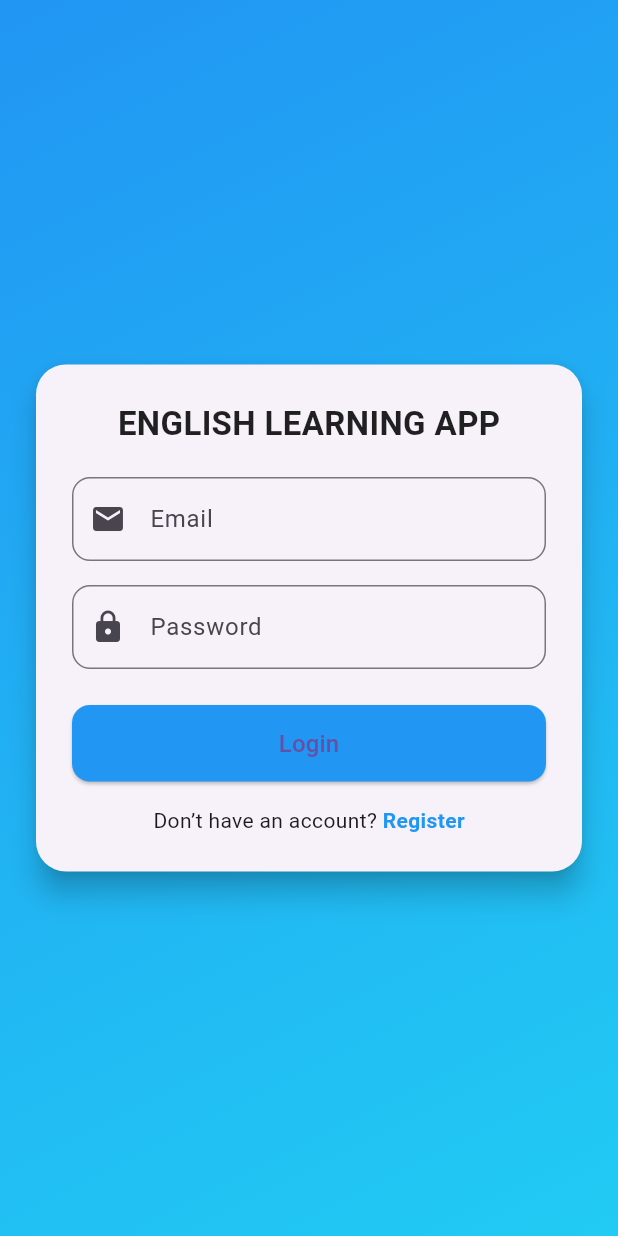
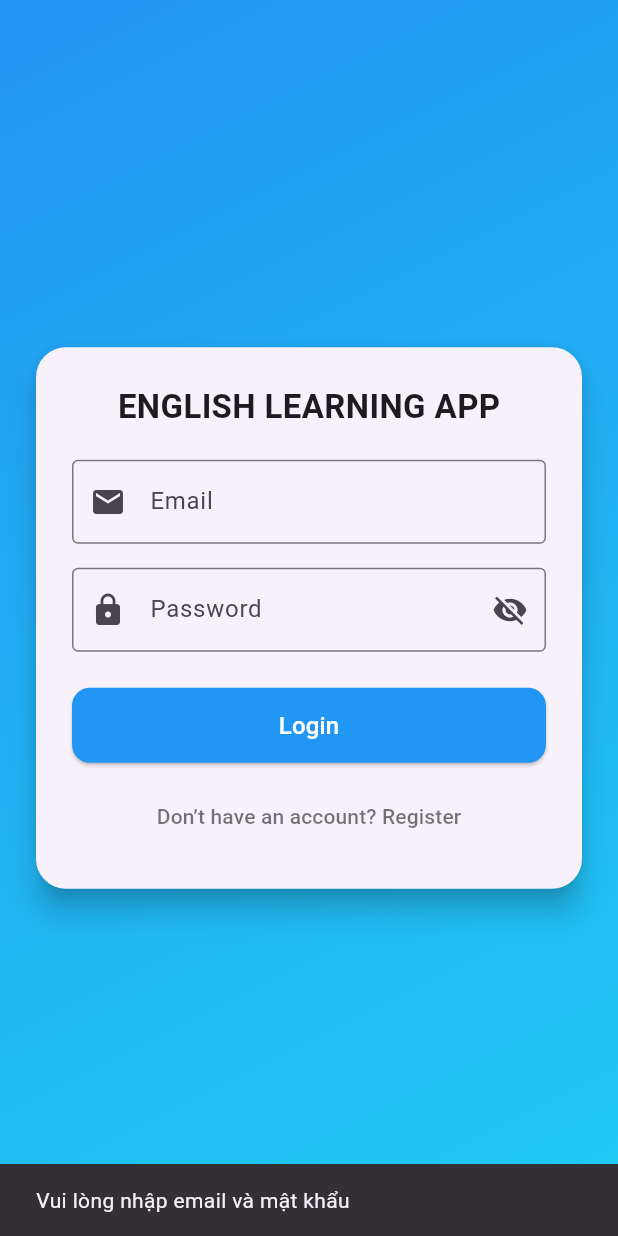
Before and after one commit to leducvu192005/AppLearnEnglish2, a Flutter app: the screen it shows after launch, after a tap on "Login", on a phone screen of 412 x 824 dp. Run offline on Flutter 3.47's test engine with Material 3 defaults, Android fonts, the phone set to English and light mode, and no system bars; our stand-ins replace cloud_firestore, firebase_auth, firebase_core; accounts and stored records are empty.

Commit message:
xử lí đăng nhập tài khoản

```diff
--- a/lib/main.dart
+++ b/lib/main.dart
@@ -1,6 +1,7 @@
 import 'package:flutter/material.dart';
 import 'screens/login_screen.dart';
 import 'screens/home_screen.dart';
+import 'screens/register_screen.dart'; // 👈 thêm import màn hình đăng ký
 import 'package:firebase_core/firebase_core.dart';
 import 'firebase_options.dart';
 import 'admin/admin_screen.dart';
@@ -20,13 +21,15 @@ class EnglishApp extends StatelessWidget {
     return MaterialApp(
       title: 'English Learning App',
       debugShowCheckedModeBanner: false,
-      theme: ThemeData(primarySwatch: Colors.blue),
+      theme: ThemeData(primarySwatch: Colors.blue, useMaterial3: true),
       initialRoute: '/login',
       routes: {
         '/login': (context) => const LoginScreen(),
+        '/register': (context) =>
+            const RegisterScreen(), // 👈 thêm route đăng ký
         '/home': (context) => const HomeScreen(),
-        '/admin': (context) => const AdminScreen(), // thêm route cho admin
-        '/user': (context) => const UserScreen(), // thêm route cho người dùng
+        '/admin': (context) => const AdminScreen(), // route cho admin
+        '/user': (context) => const UserScreen(), // route cho người dùng
       },
     );
   }
--- a/lib/screens/login_screen.dart
+++ b/lib/screens/login_screen.dart
@@ -1,23 +1,84 @@
 import 'package:flutter/material.dart';
+import 'package:firebase_auth/firebase_auth.dart';
+import 'package:cloud_firestore/cloud_firestore.dart';
+import '../admin/admin_screen.dart';
+import '../user/user_screen.dart';
+import 'register_screen.dart';
 
-void main() {
-  runApp(const MyApp());
+class LoginScreen extends StatefulWidget {
+  const LoginScreen({super.key});
+
+  @override
+  State<LoginScreen> createState() => _LoginScreenState();
 }
 
-class MyApp extends StatelessWidget {
-  const MyApp({super.key});
+class _LoginScreenState extends State<LoginScreen> {
+  final emailController = TextEditingController();
+  final passwordController = TextEditingController();
+  bool _isLoading = false;
+  bool _obscurePassword = true;
 
-  @override
-  Widget build(BuildContext context) {
-    return MaterialApp(
-      debugShowCheckedModeBanner: false,
-      home: const LoginScreen(),
+  // 👉 Hàm xử lý đăng nhập
+  Future<void> _login() async {
+    final email = emailController.text.trim();
+    final password = passwordController.text.trim();
+
+    if (email.isEmpty || password.isEmpty) {
+      ScaffoldMessenger.of(context).showSnackBar(
+        const SnackBar(content: Text("Vui lòng nhập email và mật khẩu")),
+      );
+      return;
+    }
+
+    try {
+      setState(() => _isLoading = true);
+
+      // Đăng nhập với Firebase Auth
+      final userCredential = await FirebaseAuth.instance
+          .signInWithEmailAndPassword(email: email, password: password);
+
+      // Lấy thông tin người dùng từ Firestore
+      final userDoc = await FirebaseFirestore.instance
+          .collection('users')
+          .doc(userCredential.user!.uid)
+          .get();
+
+      if (!userDoc.exists) {
+        throw Exception("Không tìm thấy thông tin người dùng trong Firestore");
+      }
+
+      final role = userDoc.data()?['role'] ?? 'user';
+
+      // Chuyển sang màn hình phù hợp
+      if (role == 'admin') {
+        Navigator.pushReplacement(
+          context,
+          MaterialPageRoute(builder: (_) => const AdminScreen()),
+        );
+      } else {
+        Navigator.pushReplacement(
+          context,
+          MaterialPageRoute(builder: (_) => const UserScreen()),
         );
       }
+    } on FirebaseAuthException catch (e) {
+      String message = "Lỗi đăng nhập: ${e.message}";
+      if (e.code == 'user-not-found') {
+        message = "Không tìm thấy tài khoản với email này.";
+      } else if (e.code == 'wrong-password') {
+        message = "Sai mật khẩu. Vui lòng thử lại.";
       }
-
-class LoginScreen extends StatelessWidget {
-  const LoginScreen({super.key});
+      ScaffoldMessenger.of(
+        context,
+      ).showSnackBar(SnackBar(content: Text(message)));
+    } catch (e) {
+      ScaffoldMessenger.of(
+        context,
+      ).showSnackBar(SnackBar(content: Text("Đăng nhập thất bại: $e")));
+    } finally {
+      setState(() => _isLoading = false);
+    }
+  }
 
   @override
   Widget build(BuildContext context) {
@@ -48,68 +109,86 @@ class LoginScreen extends StatelessWidget {
                       style: TextStyle(
                         fontSize: 22,
                         fontWeight: FontWeight.bold,
-                        color: Colors.black87,
                       ),
                     ),
                     const SizedBox(height: 20),
+
+                    // Email field
                     TextField(
+                      controller: emailController,
+                      keyboardType: TextInputType.emailAddress,
+                      textInputAction: TextInputAction.next,
+                      decoration: const InputDecoration(
+                        prefixIcon: Icon(Icons.email),
+                        labelText: "Email",
+                        border: OutlineInputBorder(),
+                      ),
+                    ),
+                    const SizedBox(height: 16),
+
+                    // Password field
+                    TextField(
+                      controller: passwordController,
+                      obscureText: _obscurePassword,
+                      onSubmitted: (_) => _login(), // Nhấn Enter để login
                       decoration: InputDecoration(
-                        prefixIcon: const Icon(Icons.email),
-                        labelText: "Email",
-                        border: OutlineInputBorder(
-                          borderRadius: BorderRadius.circular(12),
+                        prefixIcon: const Icon(Icons.lock),
+                        labelText: "Password",
+                        border: const OutlineInputBorder(),
+                        suffixIcon: IconButton(
+                          icon: Icon(
+                            _obscurePassword
+                                ? Icons.visibility_off
+                                : Icons.visibility,
+                          ),
+                          onPressed: () {
+                            setState(() {
+                              _obscurePassword = !_obscurePassword;
+                            });
+                          },
                         ),
                       ),
                     ),
-                    const SizedBox(height: 16),
-                    TextField(
-                      obscureText: true,
-                      decoration: InputDecoration(
-                        prefixIcon: const Icon(Icons.lock),
-                        labelText: "Password",
-                        border: OutlineInputBorder(
-                          borderRadius: BorderRadius.circular(12),
-                        ),
-                      ),
-                    ),
+
                     const SizedBox(height: 24),
-                    SizedBox(
-                      width: double.infinity,
-                      child: ElevatedButton(
+
+                    // Nút login
+                    _isLoading
+                        ? const CircularProgressIndicator()
+                        : ElevatedButton(
+                            onPressed: _login,
                             style: ElevatedButton.styleFrom(
                               backgroundColor: Colors.blue,
-                          padding: const EdgeInsets.symmetric(vertical: 14),
+                              minimumSize: const Size.fromHeight(50),
                               shape: RoundedRectangleBorder(
                                 borderRadius: BorderRadius.circular(12),
                               ),
                             ),
-                        onPressed: () {
-                          // Xử lý login ở đây
-                        },
                             child: const Text(
                               "Login",
-                          style: TextStyle(fontSize: 16),
+                              style: TextStyle(
+                                fontSize: 16,
+                                color: Colors.white,
                               ),
                             ),
                           ),
-                    const SizedBox(height: 16),
-                    Row(
-                      mainAxisAlignment: MainAxisAlignment.center,
-                      children: [
-                        const Text("Don’t have an account? "),
-                        GestureDetector(
-                          onTap: () {
-                            // Chuyển sang trang đăng ký
+
+                    const SizedBox(height: 12),
+
+                    // Chuyển sang đăng ký
+                    TextButton(
+                      onPressed: () {
+                        Navigator.pushReplacement(
+                          context,
+                          MaterialPageRoute(
+                            builder: (_) => const RegisterScreen(),
+                          ),
+                        );
                       },
                       child: const Text(
-                            "Register",
-                            style: TextStyle(
-                              color: Colors.blue,
-                              fontWeight: FontWeight.bold,
+                        "Don’t have an account? Register",
+                        style: TextStyle(color: Colors.black54),
                       ),
-                          ),
-                        ),
-                      ],
                     ),
                   ],
                 ),
```
Also changed, not shown: lib/screens/register_screen.dart (added, +207 -0 lines). Lines whose indentation alone changed are shown as unchanged.
